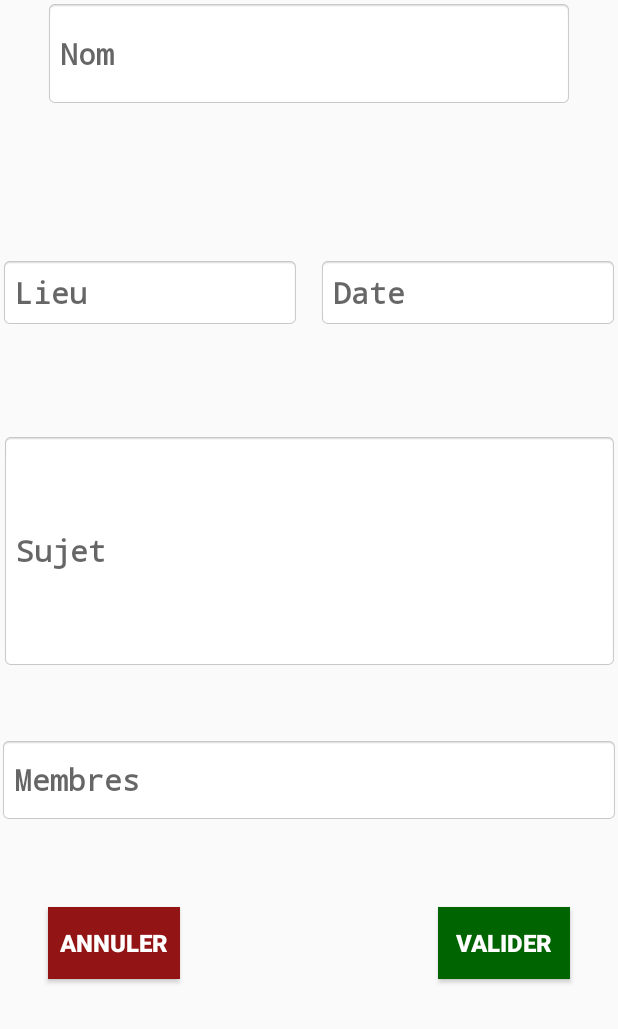
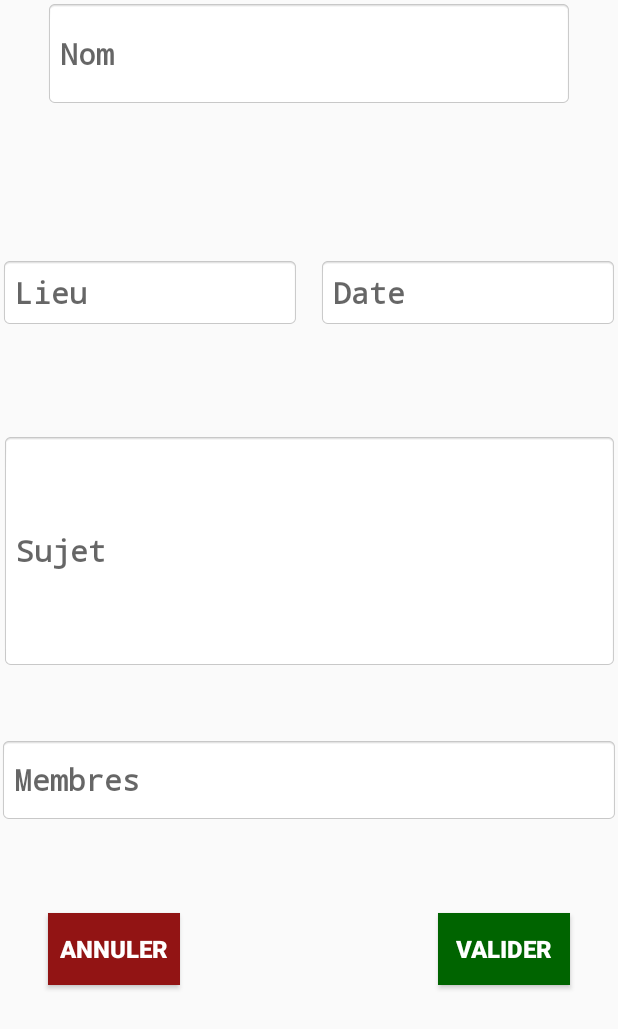
Before and after one commit to MatiCG/SmartConf, an Android app: the layout frag_addevent_layout.xml on its own in the app's theme, with its tools: preview values and no code run, on a phone screen of 412 x 824 dp. Shown: the top 1029 px of the screen. Run offline under Robolectric (Android 15) with nearby library versions, the phone set to English and light mode, and no system bars.

Commit message:
[FIX] changing layout design

```diff
--- a/App-SmartConf/app/src/main/res/layout/frag_addevent_layout.xml
+++ b/App-SmartConf/app/src/main/res/layout/frag_addevent_layout.xml
@@ -106,11 +106,13 @@
         android:layout_width="wrap_content"
         android:layout_height="wrap_content"
         android:layout_marginStart="32dp"
-        android:layout_marginTop="56dp"
+        android:layout_marginTop="60dp"
         android:background="#921414"
         android:text="Annuler"
         android:textSize="16sp"
         android:textStyle="normal|bold"
+        app:layout_constraintEnd_toStartOf="@+id/button_valider"
+        app:layout_constraintHorizontal_bias="0.0"
         app:layout_constraintStart_toStartOf="parent"
         app:layout_constraintTop_toBottomOf="@+id/field_membres" />
 
@@ -119,7 +121,7 @@
         style="@style/Widget.AppCompat.Button.Colored"
         android:layout_width="wrap_content"
         android:layout_height="wrap_content"
-        android:layout_marginTop="56dp"
+        android:layout_marginTop="60dp"
         android:layout_marginEnd="32dp"
         android:background="#006400	"
         android:text="Valider"
```
